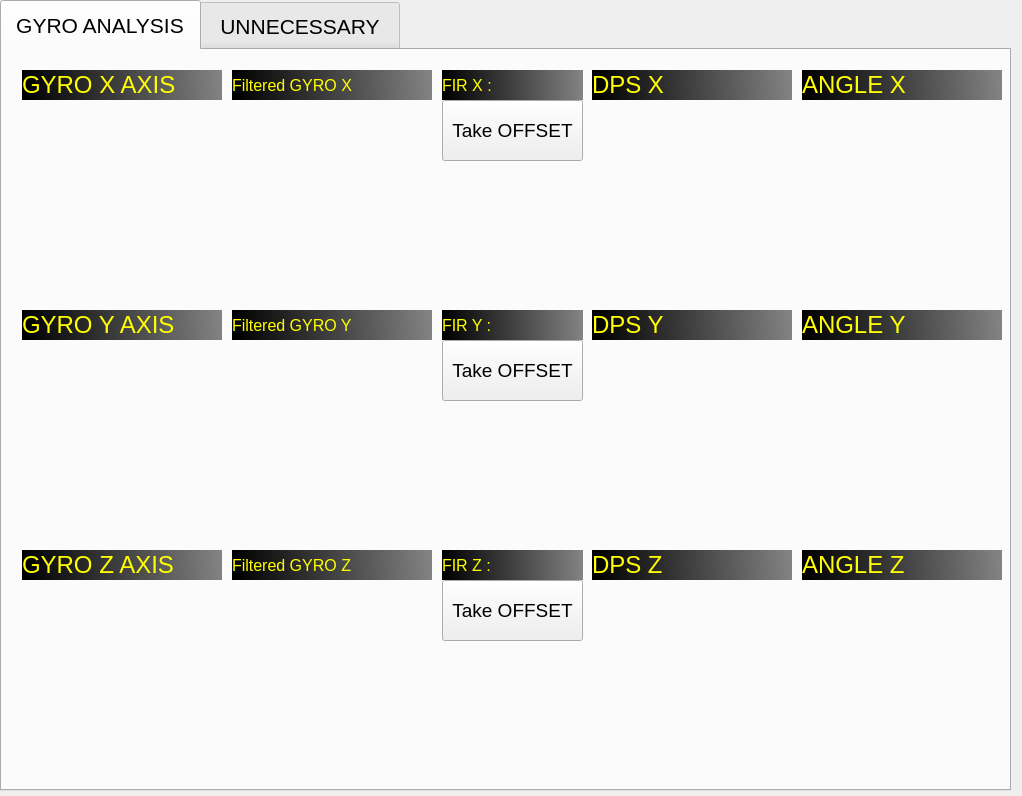
The window that mainwindow.ui (ahmetcihan/GUI_gyro_observer) describes before a commit, drawn with Qt 5.
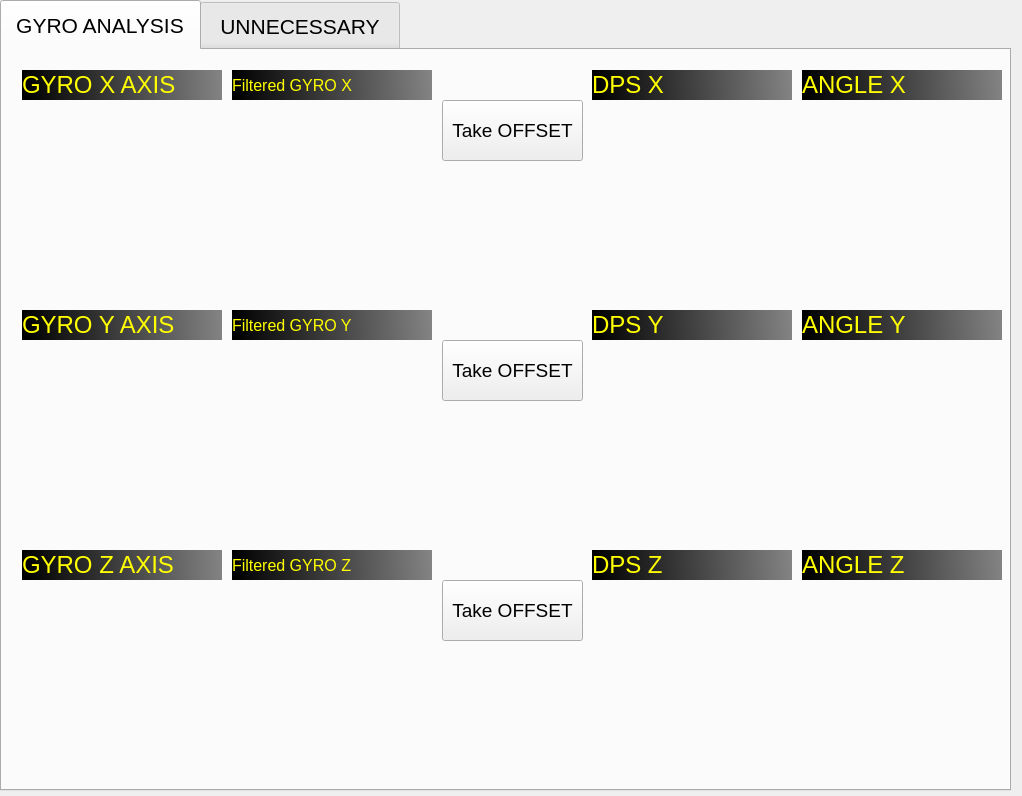
The same window after the commit.

```diff
--- a/mainwindow.ui
+++ b/mainwindow.ui
@@ -51,31 +51,6 @@
      <attribute name="title">
       <string>GYRO ANALYSIS</string>
      </attribute>
-     <widget class="QLabel" name="label_fir_gyro_y">
-      <property name="geometry">
-       <rect>
-        <x>440</x>
-        <y>260</y>
-        <width>141</width>
-        <height>30</height>
-       </rect>
-      </property>
-      <property name="font">
-       <font>
-        <pointsize>12</pointsize>
-       </font>
-      </property>
-      <property name="styleSheet">
-       <string notr="true">color: rgb(255, 255, 0);
-background-color: qlineargradient(spread:pad, x1:0, y1:0.0170455, x2:0.99, y2:0, stop:0 rgba(0, 0, 0, 255), stop:1 rgba(131, 131, 131, 255));</string>
-      </property>
-      <property name="text">
-       <string>FIR Y :</string>
-      </property>
-      <property name="alignment">
-       <set>Qt::AlignLeading|Qt::AlignLeft|Qt::AlignVCenter</set>
-      </property>
-     </widget>
      <widget class="QWidget" name="plot_filtered_gyro_z" native="true">
       <property name="geometry">
        <rect>
@@ -184,31 +159,6 @@
        </rect>
       </property>
      </widget>
-     <widget class="QLabel" name="label_fir_gyro_z">
-      <property name="geometry">
-       <rect>
-        <x>440</x>
-        <y>500</y>
-        <width>141</width>
-        <height>30</height>
-       </rect>
-      </property>
-      <property name="font">
-       <font>
-        <pointsize>12</pointsize>
-       </font>
-      </property>
-      <property name="styleSheet">
-       <string notr="true">color: rgb(255, 255, 0);
-background-color: qlineargradient(spread:pad, x1:0, y1:0.0170455, x2:0.99, y2:0, stop:0 rgba(0, 0, 0, 255), stop:1 rgba(131, 131, 131, 255));</string>
-      </property>
-      <property name="text">
-       <string>FIR Z :</string>
-      </property>
-      <property name="alignment">
-       <set>Qt::AlignLeading|Qt::AlignLeft|Qt::AlignVCenter</set>
-      </property>
-     </widget>
      <widget class="QLabel" name="label_gyro_y">
       <property name="geometry">
        <rect>
@@ -355,31 +305,6 @@
        <set>Qt::AlignLeading|Qt::AlignLeft|Qt::AlignVCenter</set>
       </property>
      </widget>
-     <widget class="QLabel" name="label_fir_gyro_x">
-      <property name="geometry">
-       <rect>
-        <x>440</x>
-        <y>20</y>
-        <width>141</width>
-        <height>30</height>
-       </rect>
-      </property>
-      <property name="font">
-       <font>
-        <pointsize>12</pointsize>
-       </font>
-      </property>
-      <property name="styleSheet">
-       <string notr="true">color: rgb(255, 255, 0);
-background-color: qlineargradient(spread:pad, x1:0, y1:0.0170455, x2:0.99, y2:0, stop:0 rgba(0, 0, 0, 255), stop:1 rgba(131, 131, 131, 255));</string>
-      </property>
-      <property name="text">
-       <string>FIR X :</string>
-      </property>
-      <property name="alignment">
-       <set>Qt::AlignLeading|Qt::AlignLeft|Qt::AlignVCenter</set>
-      </property>
-     </widget>
      <widget class="QWidget" name="plot_filtered_gyro_x" native="true">
       <property name="geometry">
        <rect>
```
